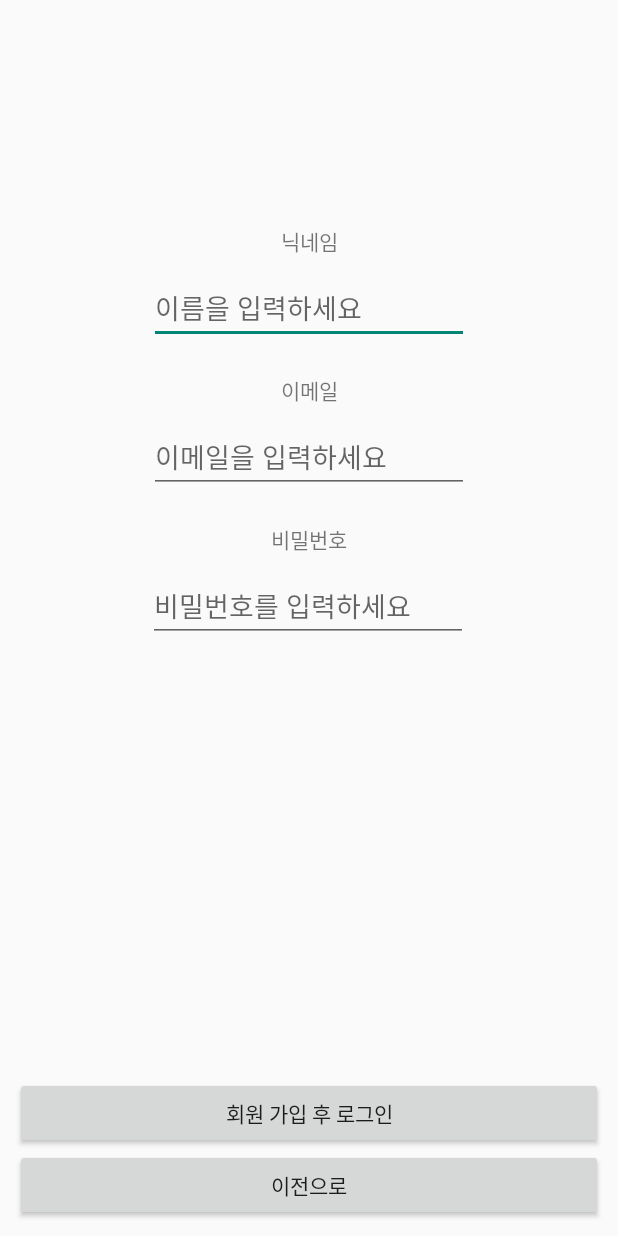
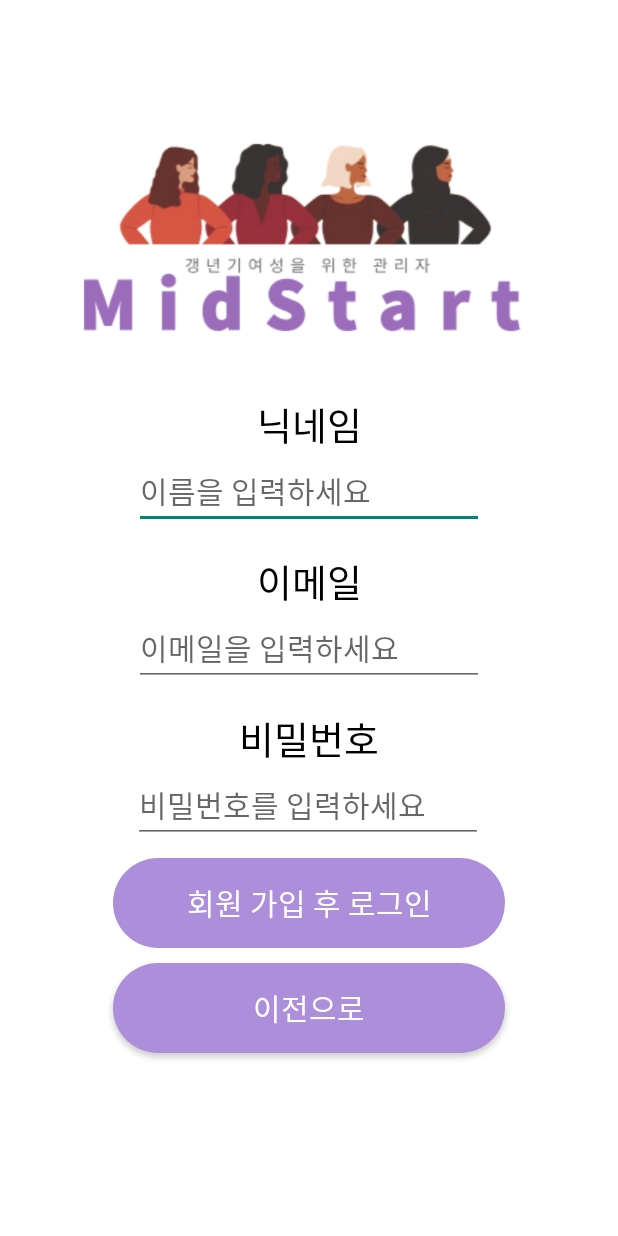
Before and after one commit to Midstart/Midstart_repo, an Android app: the RegisterActivity screen opened directly, with no data from a screen before it, on a phone screen of 412 x 824 dp. Run offline under Robolectric (Android 15) with nearby library versions, the phone set to English and light mode, and no system bars; our stand-ins replace Firebase (no records; nobody signed in at launch, a user with empty details on screens opened directly).

Commit message:
로그인/회원가입 디자인 수정

```diff
--- /dev/null
+++ b/app/src/main/res/drawable/button_design.xml
@@ -0,0 +1,15 @@
+<?xml version="1.0" encoding="utf-8"?>
+<shape xmlns:android="http://schemas.android.com/apk/res/android"
+    android:padding="10dp"
+    android:shape="rectangle" >
+    <solid android:color="#AD8EDB" />
+
+
+
+
+    <corners
+        android:bottomLeftRadius="50dp"
+        android:bottomRightRadius="50dp"
+        android:topLeftRadius="50dp"
+        android:topRightRadius="50dp" />
+</shape>
--- a/app/src/main/res/layout/activity_login.xml
+++ b/app/src/main/res/layout/activity_login.xml
@@ -13,11 +13,11 @@
         android:id="@+id/et_email"
         android:layout_width="270dp"
         android:layout_height="60dp"
-
+        android:fontFamily="@font/cafe24oneprettynight"
         android:ems="10"
         android:hint="이메일을 입력하세요"
         android:inputType="textEmailAddress"
-
+        android:textSize="20dp"
         app:layout_constraintEnd_toEndOf="parent"
         app:layout_constraintStart_toStartOf="parent"
         app:layout_constraintTop_toBottomOf="@+id/logo" />
@@ -26,8 +26,9 @@
         android:id="@+id/et_pwd"
         android:layout_width="270dp"
         android:layout_height="60dp"
-
+        android:fontFamily="@font/cafe24oneprettynight"
         android:ems="10"
+        android:textSize="20dp"
         android:inputType="textPassword"
         android:hint="비밀번호를 입력하세요"
 
@@ -42,8 +43,11 @@
         android:layout_height="60dp"
         android:layout_marginLeft="75dp"
         android:layout_marginRight="75dp"
+
         android:text="로그인"
-        android:backgroundTint="#AD8EDB"
+
+        android:background="@drawable/button_design"
+        android:layout_marginTop="10dp"
         android:textColor="@color/white"
         android:textSize="20dp"
         app:layout_constraintEnd_toEndOf="parent"
@@ -56,8 +60,9 @@
         android:layout_height="60dp"
         android:layout_marginLeft="75dp"
         android:layout_marginRight="75dp"
+        android:layout_marginTop="10dp"
         android:text="회원가입"
-        android:backgroundTint="#AD8EDB"
+        android:background="@drawable/button_design"
         android:textColor="@color/white"
         android:textSize="20dp"
         app:layout_constraintEnd_toEndOf="parent"
@@ -70,8 +75,9 @@
         android:layout_height="60dp"
         android:layout_marginLeft="75dp"
         android:layout_marginRight="75dp"
+        android:layout_marginTop="10dp"
         android:text="임시 계정으로 로그인"
-        android:backgroundTint="#AD8EDB"
+        android:background="@drawable/button_design"
         android:textColor="@color/white"
         android:textSize="20dp"
         app:layout_constraintEnd_toEndOf="parent"
--- a/app/src/main/res/layout/activity_register.xml
+++ b/app/src/main/res/layout/activity_register.xml
@@ -4,6 +4,8 @@
     xmlns:tools="http://schemas.android.com/tools"
     android:layout_width="match_parent"
     android:layout_height="match_parent"
+    android:background="@color/white"
+
     tools:context=".RegisterActivity">
 
 
@@ -11,22 +13,22 @@
         android:id="@+id/Nickname"
         android:layout_width="wrap_content"
         android:layout_height="wrap_content"
-        android:layout_marginTop="150dp"
         android:text="닉네임"
-
+        android:textSize="25dp"
+        android:textColor="@color/black"
+        android:fontFamily="@font/cafe24oneprettynight"
         app:layout_constraintEnd_toEndOf="parent"
         app:layout_constraintStart_toStartOf="parent"
-        app:layout_constraintTop_toTopOf="parent"
-        />
+        app:layout_constraintTop_toBottomOf="@+id/logo" />
 
     <EditText
         android:id="@+id/et_name"
         android:layout_width="wrap_content"
         android:layout_height="wrap_content"
-        android:layout_marginTop="10dp"
+        android:fontFamily="@font/cafe24oneprettynight"
         android:ems="10"
         android:hint="이름을 입력하세요"
-
+        android:textSize="20dp"
         android:inputType="textEmailAddress"
         app:layout_constraintEnd_toEndOf="parent"
         app:layout_constraintStart_toStartOf="parent"
@@ -36,9 +38,11 @@
         android:id="@+id/email"
         android:layout_width="wrap_content"
         android:layout_height="wrap_content"
-        android:layout_marginTop="20dp"
+        android:layout_marginTop="15dp"
         android:text="이메일"
-
+        android:fontFamily="@font/cafe24oneprettynight"
+        android:textSize="25dp"
+        android:textColor="@color/black"
         app:layout_constraintEnd_toEndOf="parent"
         app:layout_constraintStart_toStartOf="parent"
         app:layout_constraintTop_toBottomOf="@+id/et_name"
@@ -47,11 +51,11 @@
         android:id="@+id/et_email"
         android:layout_width="wrap_content"
         android:layout_height="wrap_content"
-        android:layout_marginTop="10dp"
+        android:textSize="20dp"
         android:ems="10"
         android:hint="이메일을 입력하세요"
         android:inputType="textEmailAddress"
-
+        android:fontFamily="@font/cafe24oneprettynight"
         app:layout_constraintEnd_toEndOf="parent"
         app:layout_constraintStart_toStartOf="parent"
         app:layout_constraintTop_toBottomOf="@+id/email"/>
@@ -60,9 +64,11 @@
         android:id="@+id/pwd"
         android:layout_width="wrap_content"
         android:layout_height="wrap_content"
-        android:layout_marginTop="20dp"
+        android:layout_marginTop="15dp"
         android:text="비밀번호"
-
+        android:fontFamily="@font/cafe24oneprettynight"
+        android:textSize="25dp"
+        android:textColor="@color/black"
         app:layout_constraintEnd_toEndOf="parent"
         app:layout_constraintStart_toStartOf="parent"
         app:layout_constraintTop_toBottomOf="@+id/et_email"
@@ -72,11 +78,12 @@
         android:id="@+id/et_pwd"
         android:layout_width="wrap_content"
         android:layout_height="wrap_content"
-        android:layout_marginTop="10dp"
+
         android:ems="10"
+        android:textSize="20dp"
         android:inputType="textPassword"
         android:hint="비밀번호를 입력하세요"
-
+        android:fontFamily="@font/cafe24oneprettynight"
         app:layout_constraintEnd_toEndOf="parent"
         app:layout_constraintHorizontal_bias="0.497"
         app:layout_constraintStart_toStartOf="parent"
@@ -85,23 +92,43 @@
     <Button
         android:id="@+id/btn_register"
         android:layout_width="0dp"
-        android:layout_height="wrap_content"
+        android:layout_height="60dp"
+        android:layout_marginLeft="75dp"
+        android:layout_marginRight="75dp"
+        android:layout_marginTop="10dp"
+
+        android:background="@drawable/button_design"
         android:text="회원 가입 후 로그인"
-        android:layout_marginLeft="10dp"
-        android:layout_marginRight="10dp"
-        app:layout_constraintBottom_toTopOf="@+id/gotoLogin"
+        android:textColor="@color/white"
+        android:textSize="20dp"
+
         app:layout_constraintEnd_toEndOf="parent"
-        app:layout_constraintStart_toStartOf="parent" />
+        app:layout_constraintStart_toStartOf="parent"
+        app:layout_constraintTop_toBottomOf="@+id/et_pwd" />
 
     <Button
         android:id="@+id/gotoLogin"
         android:layout_width="0dp"
+        android:layout_height="60dp"
+        android:background="@drawable/button_design"
+        android:text="이전으로"
+        android:textColor="@color/white"
+        android:textSize="20dp"
+        android:layout_marginLeft="75dp"
+        android:layout_marginRight="75dp"
+        android:layout_marginTop="10dp"
+        app:layout_constraintEnd_toEndOf="parent"
+        app:layout_constraintStart_toStartOf="parent"
+        app:layout_constraintTop_toBottomOf="@+id/btn_register" />
+
+    <ImageView
+        android:id="@+id/logo"
+        android:layout_width="wrap_content"
         android:layout_height="wrap_content"
-        android:text="이전으로"
-        android:layout_marginLeft="10dp"
-        android:layout_marginRight="10dp"
-        android:layout_marginBottom="10dp"
-        app:layout_constraintBottom_toBottomOf="parent"
         app:layout_constraintEnd_toEndOf="parent"
-        app:layout_constraintStart_toStartOf="parent" />
+        app:layout_constraintStart_toStartOf="parent"
+        app:layout_constraintTop_toTopOf="parent"
+        android:layout_marginTop="60dp"
+        android:background="@android:color/transparent"
+        app:srcCompat="@drawable/logo" />
 </androidx.constraintlayout.widget.ConstraintLayout>
```
